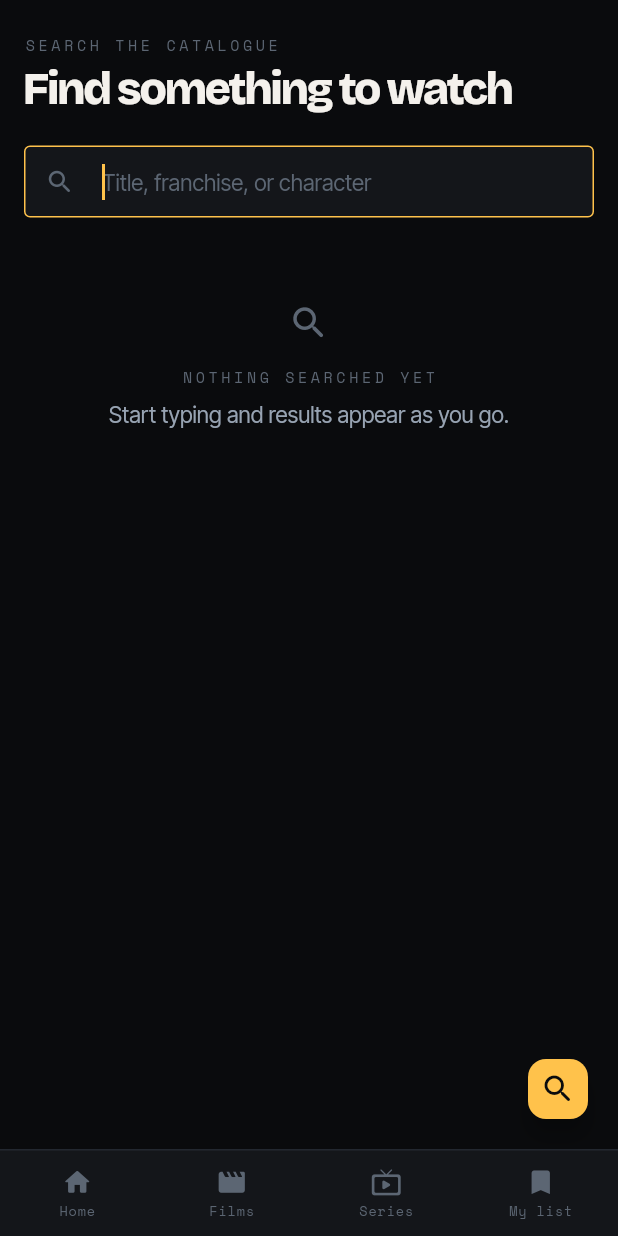
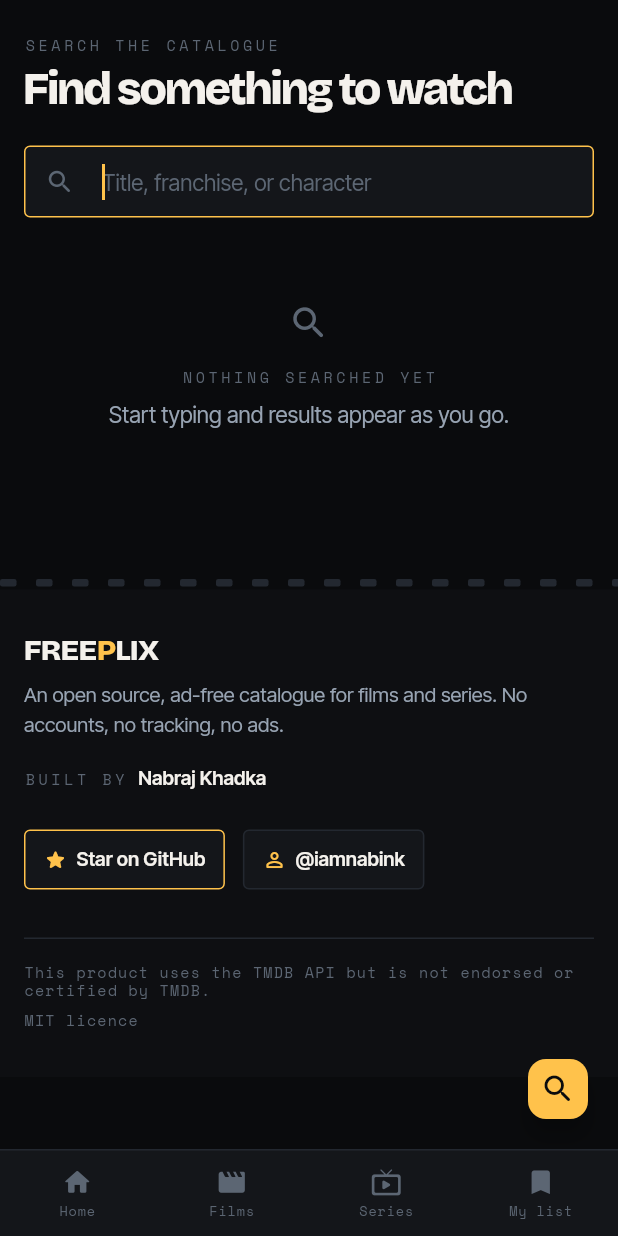
Before and after one commit to iamnabink/Freeplix, a Flutter app: the screen it shows after launch, after a tap on the "search" icon, on a phone screen of 412 x 824 dp. Run offline on Flutter 3.47's test engine with Material 3 defaults, Android fonts, the phone set to English and light mode, and no system bars; our stand-ins replace bloc, cached_network_image, dio, equatable, flutter_bloc, flutter_hooks and 3 more; missing offline and left inert: dart:ui_web; generated files the repository leaves out were written again; network calls fail.

Commit message:
feat: add a site footer and fix developer copy leaking into release builds
The footer carries attribution, a star link to the repo, the author's
profile, the TMDB notice required by their terms, and the licence.

The "no playback source" screen was telling public visitors to edit .env,
which means nothing to them. Release builds now get an audience-appropriate
message; debug builds keep the how-to.

Co-Authored-By: Claude Opus 5 (1M context) <noreply@anthropic.com>

```diff
--- a/lib/core/config/app_config.dart
+++ b/lib/core/config/app_config.dart
@@ -24,6 +24,9 @@ abstract final class AppConfig {
       tmdbReadToken.isNotEmpty || tmdbApiKey.isNotEmpty;
 
   static const repositoryUrl = 'https://github.com/iamnabink/Freeplix';
+  static const authorUrl = 'https://github.com/iamnabink';
+  static const authorName = 'Nabraj Khadka';
+  static const authorHandle = 'iamnabink';
   static const tmdbAttribution =
       'This product uses the TMDB API but is not endorsed or certified by TMDB.';
 }
--- a/lib/features/browse/view/browse_page.dart
+++ b/lib/features/browse/view/browse_page.dart
@@ -12,6 +12,7 @@ import 'package:freeplix/data/models/genre.dart';
 import 'package:freeplix/data/models/media_type.dart';
 import 'package:freeplix/data/repositories/tmdb_repository.dart';
 import 'package:freeplix/features/browse/bloc/browse_cubit.dart';
+import 'package:freeplix/shell/view/app_footer.dart';
 import 'package:freeplix/shell/view/page_padding.dart';
 import 'package:go_router/go_router.dart';
 
@@ -115,6 +116,7 @@ class BrowseView extends HookWidget {
                     : null,
               ),
             ),
+            const SliverAppFooter(),
           ],
         );
       },
--- a/lib/features/details/view/details_page.dart
+++ b/lib/features/details/view/details_page.dart
@@ -15,6 +15,7 @@ import 'package:freeplix/features/details/bloc/details_cubit.dart';
 import 'package:freeplix/features/details/widgets/cast_rail.dart';
 import 'package:freeplix/features/details/widgets/episode_list.dart';
 import 'package:freeplix/features/watchlist/bloc/watchlist_cubit.dart';
+import 'package:freeplix/shell/view/app_footer.dart';
 import 'package:freeplix/shell/view/page_padding.dart';
 import 'package:go_router/go_router.dart';
 
@@ -88,11 +89,11 @@ class DetailsView extends StatelessWidget {
                         ),
                       ),
                     ],
-                    const SizedBox(height: Insets.xxxl),
                   ],
                 ),
               ),
             ),
+            const SliverAppFooter(),
           ],
         );
       },
--- a/lib/features/home/view/home_page.dart
+++ b/lib/features/home/view/home_page.dart
@@ -8,6 +8,7 @@ import 'package:freeplix/data/repositories/tmdb_repository.dart';
 import 'package:freeplix/features/home/bloc/home_bloc.dart';
 import 'package:freeplix/features/home/widgets/hero_billboard.dart';
 import 'package:freeplix/features/watchlist/bloc/watchlist_cubit.dart';
+import 'package:freeplix/shell/view/app_footer.dart';
 import 'package:freeplix/shell/view/page_padding.dart';
 import 'package:go_router/go_router.dart';
 
@@ -73,7 +74,7 @@ class HomeView extends StatelessWidget {
                 },
               ),
             ),
-            const SliverToBoxAdapter(child: SizedBox(height: Insets.xxxl)),
+            const SliverAppFooter(),
           ],
         );
       },
--- a/lib/features/search/view/search_page.dart
+++ b/lib/features/search/view/search_page.dart
@@ -9,6 +9,7 @@ import 'package:freeplix/core/widgets/meta_bar.dart';
 import 'package:freeplix/core/widgets/state_views.dart';
 import 'package:freeplix/data/repositories/tmdb_repository.dart';
 import 'package:freeplix/features/search/bloc/search_cubit.dart';
+import 'package:freeplix/shell/view/app_footer.dart';
 import 'package:freeplix/shell/view/page_padding.dart';
 import 'package:go_router/go_router.dart';
 
@@ -112,7 +113,7 @@ class SearchView extends HookWidget {
           ),
         ),
         const _Results(),
-        const SliverToBoxAdapter(child: SizedBox(height: Insets.xxxl)),
+        const SliverAppFooter(),
       ],
     );
   }
--- a/lib/features/watch/view/watch_page.dart
+++ b/lib/features/watch/view/watch_page.dart
@@ -1,4 +1,5 @@
 import 'dart:async';
+import 'package:flutter/foundation.dart';
 import 'package:flutter/material.dart';
 import 'package:flutter_bloc/flutter_bloc.dart';
 import 'package:freeplix/core/config/app_config.dart';
@@ -230,11 +231,14 @@ class _NoPlayback extends StatelessWidget {
         compact: true,
         icon: Icons.settings_input_antenna_rounded,
         eyebrow: 'No playback source',
-        message:
-            'This build has no playback source configured, so there is no '
-            'feature to play. Add FREEPLIX_SOURCES to .env (or to the '
-            'repository secret of the same name for a deploy) to point '
-            'Freeplix at a library you can stream.',
+        message: kReleaseMode
+            ? 'Freeplix is a catalogue — this deployment has no playback '
+                  'source, so there is no feature to stream here. The '
+                  'official trailer is available.'
+            : 'This build has no playback source configured. Add '
+                  'FREEPLIX_SOURCES to .env (or the repository secret of '
+                  'the same name for a deploy) to point Freeplix at a '
+                  'library you can stream.',
         action: state.hasTrailer
             ? OutlinedButton.icon(
                 onPressed: context.read<WatchCubit>().selectTrailer,
--- a/lib/features/watchlist/view/watchlist_page.dart
+++ b/lib/features/watchlist/view/watchlist_page.dart
@@ -6,6 +6,7 @@ import 'package:freeplix/core/widgets/media_grid.dart';
 import 'package:freeplix/core/widgets/meta_bar.dart';
 import 'package:freeplix/core/widgets/state_views.dart';
 import 'package:freeplix/features/watchlist/bloc/watchlist_cubit.dart';
+import 'package:freeplix/shell/view/app_footer.dart';
 import 'package:freeplix/shell/view/page_padding.dart';
 import 'package:go_router/go_router.dart';
 
@@ -82,7 +83,7 @@ class WatchlistPage extends StatelessWidget {
                       context.go('/title/${item.type.wire}/${item.id}'),
                 ),
               ),
-            const SliverToBoxAdapter(child: SizedBox(height: Insets.xxxl)),
+            const SliverAppFooter(),
           ],
         );
       },
--- /dev/null
+++ b/lib/shell/view/app_footer.dart
@@ -0,0 +1,290 @@
+import 'dart:async';
+
+import 'package:flutter/material.dart';
+import 'package:flutter_hooks/flutter_hooks.dart';
+import 'package:freeplix/core/config/app_config.dart';
+import 'package:freeplix/core/theme/app_colors.dart';
+import 'package:freeplix/core/theme/app_spacing.dart';
+import 'package:freeplix/core/theme/app_typography.dart';
+import 'package:freeplix/core/widgets/meta_bar.dart';
+import 'package:freeplix/core/widgets/sprocket_rail.dart';
+import 'package:freeplix/core/widgets/wordmark.dart';
+import 'package:freeplix/shell/view/page_padding.dart';
+import 'package:url_launcher/url_launcher.dart';
+
+/// The tail of the reel. Every scrolling page ends here.
+class SliverAppFooter extends StatelessWidget {
+  const SliverAppFooter({super.key});
+
+  @override
+  Widget build(BuildContext context) =>
+      const SliverToBoxAdapter(child: AppFooter());
+}
+
+class AppFooter extends StatelessWidget {
+  const AppFooter({super.key});
+
+  @override
+  Widget build(BuildContext context) {
+    final isCompact =
+        MediaQuery.sizeOf(context).width < Breakpoints.compact;
+
+    return Padding(
+      padding: const EdgeInsets.only(top: Insets.xxxl),
+      child: Column(
+        crossAxisAlignment: CrossAxisAlignment.start,
+        children: [
+          const SprocketRail(lit: false),
+          Container(
+            width: double.infinity,
+            color: AppColors.soot.withValues(alpha: 0.4),
+            child: PagePadding(
+              vertical: Insets.xl,
+              child: Column(
+                crossAxisAlignment: CrossAxisAlignment.start,
+                children: [
+                  if (isCompact)
+                    const Column(
+                      crossAxisAlignment: CrossAxisAlignment.start,
+                      children: [
+                        _Identity(),
+                        SizedBox(height: Insets.lg),
+                        _Links(),
+                      ],
+                    )
+                  else
+                    const Row(
+                      crossAxisAlignment: CrossAxisAlignment.start,
+                      children: [
+                        Expanded(child: _Identity()),
+                        _Links(),
+                      ],
+                    ),
+                  const SizedBox(height: Insets.xl),
+                  const Divider(),
+                  const SizedBox(height: Insets.md),
+                  const _Attribution(),
+                ],
+              ),
+            ),
+          ),
+        ],
+      ),
+    );
+  }
+}
+
+class _Identity extends StatelessWidget {
+  const _Identity();
+
+  @override
+  Widget build(BuildContext context) {
+    return Column(
+      crossAxisAlignment: CrossAxisAlignment.start,
+      mainAxisSize: MainAxisSize.min,
+      children: [
+        const Wordmark(size: 20),
+        const SizedBox(height: Insets.xs),
+        ConstrainedBox(
+          constraints: const BoxConstraints(maxWidth: 420),
+          child: Text(
+            'An open source, ad-free catalogue for films and series. '
+            'No accounts, no tracking, no ads.',
+            style: AppTypography.bodyStyle(size: 13.5),
+          ),
+        ),
+        const SizedBox(height: Insets.md),
+        const Row(
+          children: [
+            Eyebrow('Built by'),
+            SizedBox(width: Insets.xs),
+            _TextLink(
+              label: AppConfig.authorName,
+              url: AppConfig.authorUrl,
+            ),
+          ],
+        ),
+      ],
+    );
+  }
+}
+
+class _Links extends StatelessWidget {
+  const _Links();
+
+  @override
+  Widget build(BuildContext context) {
+    return const Wrap(
+      spacing: Insets.sm,
+      runSpacing: Insets.sm,
+      children: [
+        _ActionLink(
+          label: 'Star on GitHub',
+          icon: Icons.star_rounded,
+          url: AppConfig.repositoryUrl,
+          emphasis: true,
+        ),
+        _ActionLink(
+          label: '@${AppConfig.authorHandle}',
+          icon: Icons.person_outline_rounded,
+          url: AppConfig.authorUrl,
+        ),
+      ],
+    );
+  }
+}
+
+class _Attribution extends StatelessWidget {
+  const _Attribution();
+
+  @override
+  Widget build(BuildContext context) {
+    return Wrap(
+      spacing: Insets.md,
+      runSpacing: Insets.xs,
+      crossAxisAlignment: WrapCrossAlignment.center,
+      children: [
+        // Required by TMDB's terms, and honest besides.
+        ConstrainedBox(
+          constraints: const BoxConstraints(maxWidth: 560),
+          child: Text(
+            AppConfig.tmdbAttribution,
+            style: AppTypography.monoStyle(
+              size: 10,
+              letterSpacing: 0.8,
+              color: AppColors.screenDim,
+            ),
+          ),
+        ),
+        const _TextLink(
+          label: 'MIT licence',
+          url: '${AppConfig.repositoryUrl}/blob/main/LICENSE',
+          small: true,
+        ),
+      ],
+    );
+  }
+}
+
+class _ActionLink extends HookWidget {
+  const _ActionLink({
+    required this.label,
+    required this.icon,
+    required this.url,
+    this.emphasis = false,
+  });
+
+  final String label;
+  final IconData icon;
+  final String url;
+  final bool emphasis;
+
+  @override
+  Widget build(BuildContext context) {
+    final hovered = useState(false);
+
+    return Semantics(
+      link: true,
+      child: MouseRegion(
+        cursor: SystemMouseCursors.click,
+        onEnter: (_) => hovered.value = true,
+        onExit: (_) => hovered.value = false,
+        child: GestureDetector(
+          onTap: () => _open(url),
+          child: AnimatedContainer(
+            duration: Motion.fast,
+            padding: const EdgeInsets.symmetric(
+              horizontal: Insets.sm,
+              vertical: 9,
+            ),
+            decoration: BoxDecoration(
+              color: emphasis && hovered.value
+                  ? AppColors.lamp
+                  : AppColors.soot,
+              borderRadius: BorderRadius.circular(Radii.sm),
+              border: Border.all(
+                color: emphasis || hovered.value
+                    ? AppColors.lamp
+                    : AppColors.ash,
+              ),
+            ),
+            child: Row(
+              mainAxisSize: MainAxisSize.min,
+              children: [
+                Icon(
+                  icon,
+                  size: 16,
+                  color: emphasis && hovered.value
+                      ? AppColors.ink
+                      : AppColors.lamp,
+                ),
+                const SizedBox(width: 6),
+                Text(
+                  label,
+                  style: AppTypography.bodyStyle(
+                    size: 13,
+                    weight: 600,
+                    color: emphasis && hovered.value
+                        ? AppColors.ink
+                        : AppColors.emulsion,
+                  ),
+                ),
+              ],
+            ),
+          ),
+        ),
+      ),
+    );
+  }
+}
+
+class _TextLink extends HookWidget {
+  const _TextLink({
+    required this.label,
+    required this.url,
+    this.small = false,
+  });
+
+  final String label;
+  final String url;
+  final bool small;
+
+  @override
+  Widget build(BuildContext context) {
+    final hovered = useState(false);
+
+    return Semantics(
+      link: true,
+      child: MouseRegion(
+        cursor: SystemMouseCursors.click,
+        onEnter: (_) => hovered.value = true,
+        onExit: (_) => hovered.value = false,
+        child: GestureDetector(
+          onTap: () => _open(url),
+          child: Text(
+            label,
+            style: small
+                ? AppTypography.monoStyle(
+                    size: 10,
+                    letterSpacing: 0.8,
+                    color: hovered.value
+                        ? AppColors.lamp
+                        : AppColors.screenDim,
+                  )
+                : AppTypography.bodyStyle(
+                    size: 13,
+                    weight: 600,
+                    color: hovered.value
+                        ? AppColors.lamp
+                        : AppColors.emulsion,
+                  ),
+          ),
+        ),
+      ),
+    );
+  }
+}
+
+void _open(String url) => unawaited(
+  launchUrl(Uri.parse(url), mode: LaunchMode.externalApplication),
+);
```
